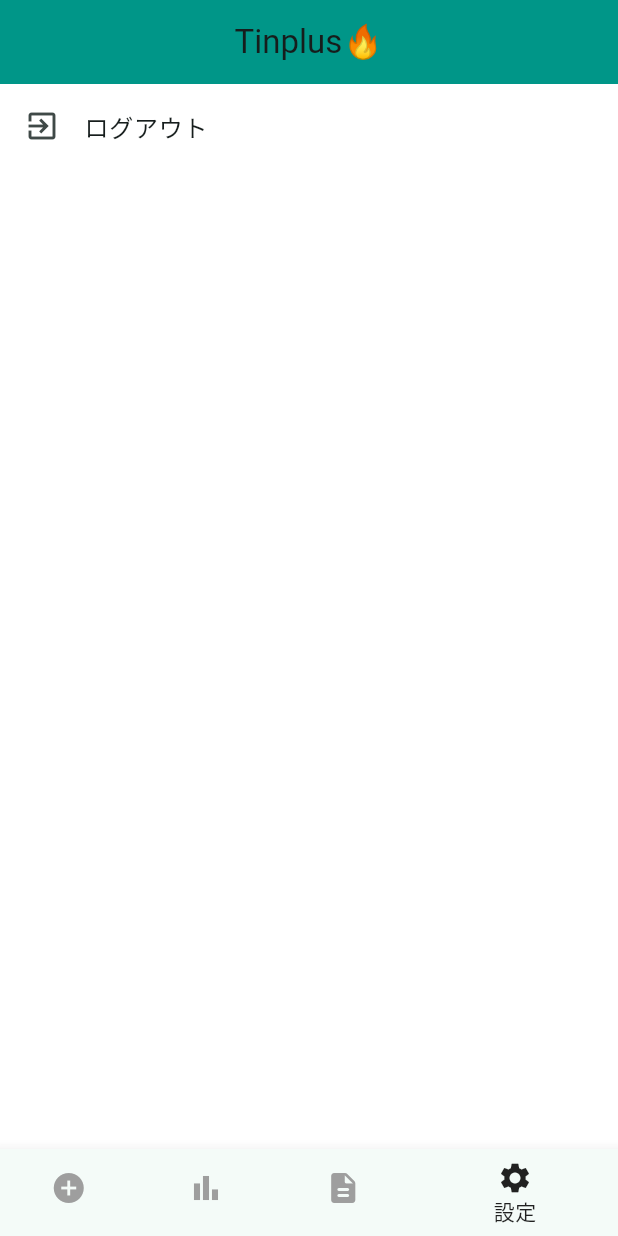
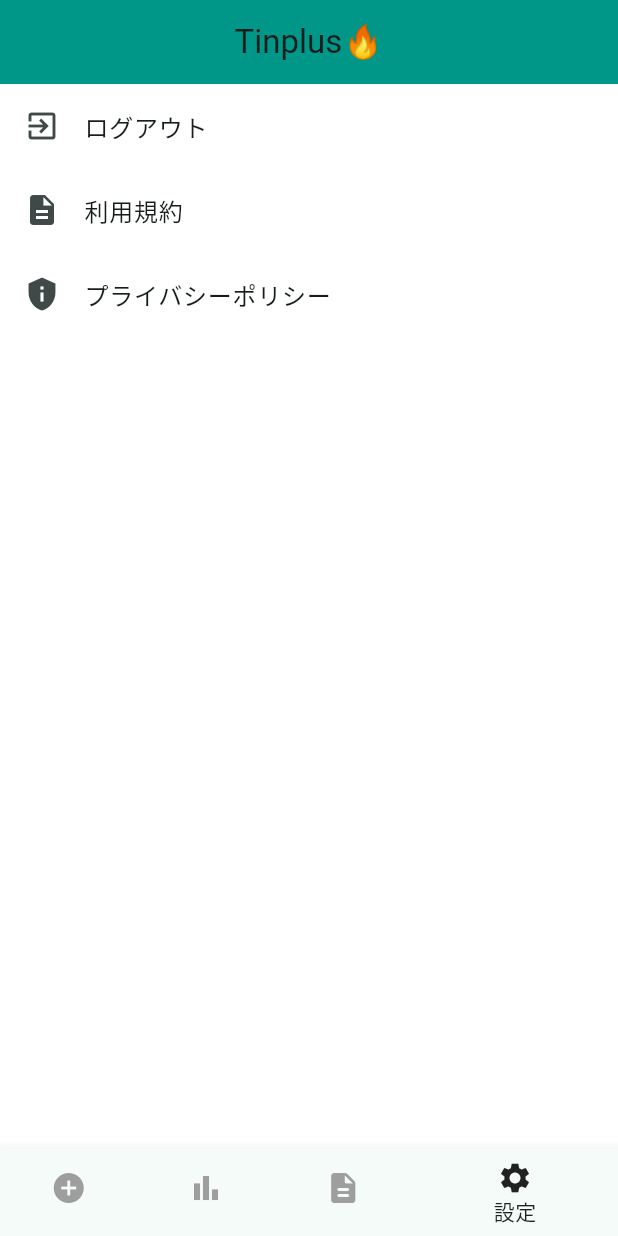
Before and after one commit to yuzu-juice/Tinplus, a Flutter app: the screen it shows after launch, item 4 of the bottom bar chosen, on a phone screen of 412 x 824 dp. Run offline on Flutter 3.47's test engine with Material 3 defaults, Android fonts, the phone set to English and light mode, and no system bars; our stand-ins replace fl_chart, table_calendar; missing offline and left inert: amplify_auth_cognito, amplify_authenticator, amplify_flutter, idb_shim.

Commit message:
feature: 利用規約とプライバシーポリシーを追加

```diff
--- a/lib/pages/settings_page.dart
+++ b/lib/pages/settings_page.dart
@@ -1,5 +1,6 @@
 import 'package:flutter/material.dart';
 import 'package:amplify_flutter/amplify_flutter.dart';
+import 'package:url_launcher/url_launcher.dart';
 import '../main.dart';
 
 class SettingsPage extends StatelessWidget {
@@ -19,6 +20,15 @@
     }
   }
 
+  Future<void> _launchURL(String urlString) async {
+    final Uri url = Uri.parse(urlString);
+    if (await canLaunchUrl(url)) {
+      await launchUrl(url, mode: LaunchMode.externalApplication);
+    } else {
+      throw 'Could not launch $urlString';
+    }
+  }
+
   @override
   Widget build(BuildContext context) {
     return Scaffold(
@@ -29,6 +39,18 @@
             leading: const Icon(Icons.exit_to_app),
             onTap: () => logout(context),
           ),
+          ListTile(
+            title: const Text('利用規約'),
+            leading: const Icon(Icons.description),
+            onTap: () =>
+                _launchURL('https://harvestful.tokyo/tinplus/term_of_use.html'),
+          ),
+          ListTile(
+            title: const Text('プライバシーポリシー'),
+            leading: const Icon(Icons.privacy_tip),
+            onTap: () => _launchURL(
+                'https://harvestful.tokyo/tinplus/privacy_policy.html'),
+          ),
         ],
       ),
     );
--- a/pubspec.yaml
+++ b/pubspec.yaml
@@ -41,6 +41,7 @@
   http: ^1.2.2
   idb_shim: ^2.6.0+5
   fl_chart: ^0.68.0
+  url_launcher: ^6.3.0
 
 dev_dependencies:
   flutter_test:
```
Also changed, not shown: pubspec.lock, 2 other files.
